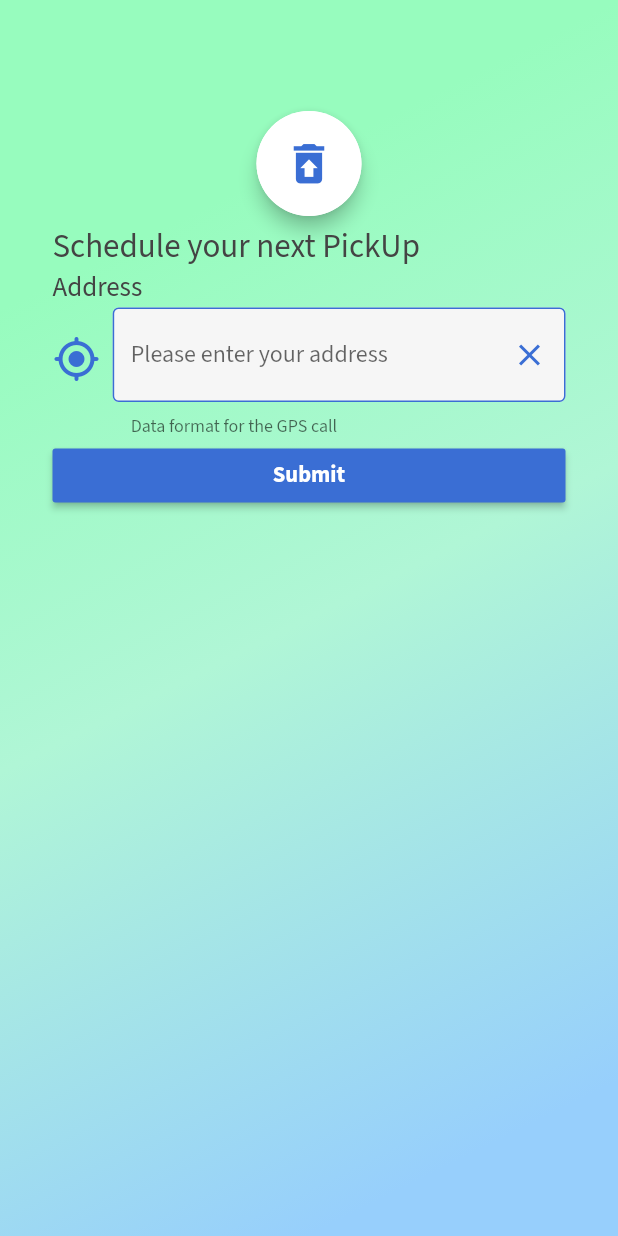
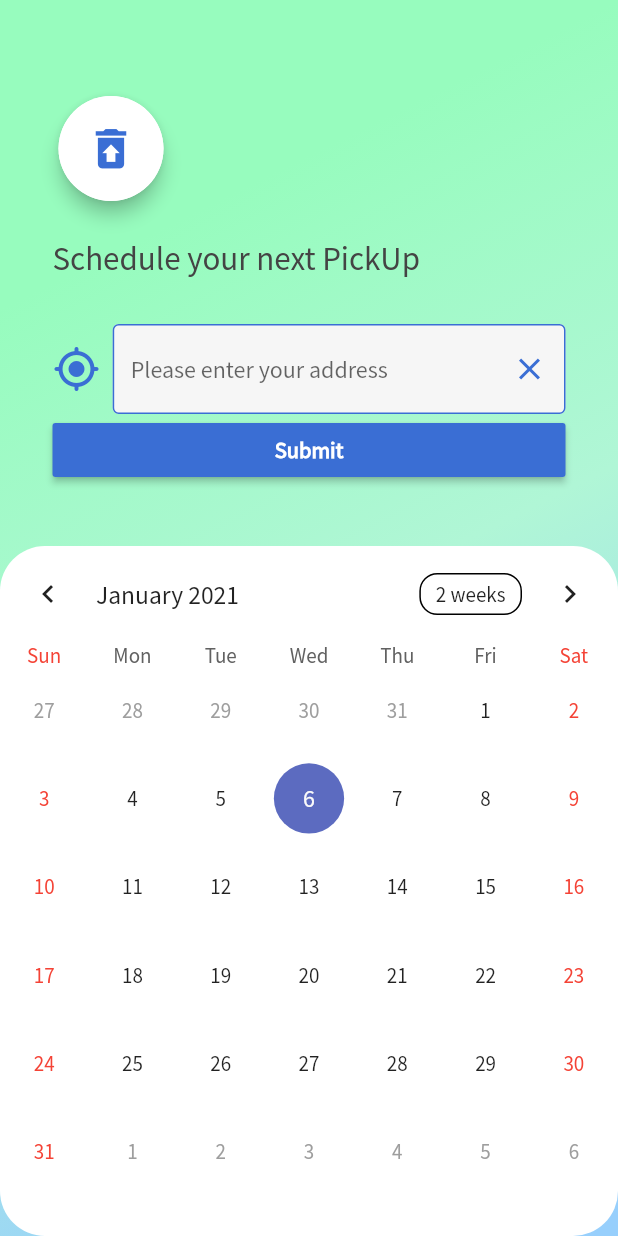
Before and after one commit to EricSchrappe/garbagecan, a Flutter app: the CalendarScreen screen opened by its route, after a tap on the "gps fixed" icon, on a phone screen of 412 x 824 dp. Run offline on Flutter 3.47's test engine with Material 2 defaults, Android fonts, the phone set to English and light mode, and no system bars; drawn by our look-alikes of table_calendar; our stand-ins replace geolocator; missing offline and left inert: geocoder.

Commit message:
Added GPS, address and calendar

```diff
--- a/lib/screens/calendar_screen.dart
+++ b/lib/screens/calendar_screen.dart
@@ -1,4 +1,6 @@
 import 'package:flutter/material.dart';
+import 'package:garbagecan/services/location_data.dart';
+import 'package:table_calendar/table_calendar.dart';
 
 class CalendarScreen extends StatefulWidget {
   @override
@@ -6,7 +8,24 @@ class CalendarScreen extends StatefulWidget {
 }
 
 class _CalendarScreenState extends State<CalendarScreen> {
+  CalendarController _calendarController;
   TextEditingController _textController = TextEditingController();
+
+  String dynHintText = 'Please enter your address';
+  String initValue;
+  LocationData location = LocationData();
+
+  @override
+  void initState() {
+    super.initState();
+    _calendarController = CalendarController();
+  }
+
+  @override
+  void dispose() {
+    _calendarController.dispose();
+    super.dispose();
+  }
 
   @override
   Widget build(BuildContext context) {
@@ -24,10 +43,13 @@ class _CalendarScreenState extends State<CalendarScreen> {
         ),
       ),
       child: Scaffold(
-        body: Padding(
-          padding: EdgeInsets.only(top: 70.0, right: 35.0, left: 35.0),
+        body: Column(
+          children: [
+            Padding(
+              padding: EdgeInsets.only(
+                  top: 60.0, right: 35.0, left: 35.0, bottom: 40.0),
               child: Column(
-            crossAxisAlignment: CrossAxisAlignment.stretch,
+                crossAxisAlignment: CrossAxisAlignment.start,
                 children: [
                   Card(
                     elevation: 5.0,
@@ -42,6 +64,9 @@ class _CalendarScreenState extends State<CalendarScreen> {
                       backgroundColor: Colors.white,
                     ),
                   ),
+                  SizedBox(
+                    height: 20.0,
+                  ),
                   Text(
                     'Schedule your next PickUp',
                     style: TextStyle(
@@ -49,12 +74,8 @@ class _CalendarScreenState extends State<CalendarScreen> {
                       fontSize: 22.0,
                     ),
                   ),
-              Text(
-                'Address',
-                style: TextStyle(
-                  color: Color(0xFF444444),
-                  fontSize: 18.0,
-                ),
+                  SizedBox(
+                    height: 30.0,
                   ),
                   Row(
                     crossAxisAlignment: CrossAxisAlignment.center,
@@ -63,16 +84,19 @@ class _CalendarScreenState extends State<CalendarScreen> {
                         flex: 1,
                         child: GestureDetector(
                           behavior: HitTestBehavior.opaque,
-                      child: Padding(
-                        padding: EdgeInsets.only(bottom: 20.0),
                           child: Icon(
                             Icons.gps_fixed_rounded,
                             color: Color(0xFF3A6ED4),
                             size: 32.0,
                           ),
-                      ),
                           onTap: () {
-                        print('this works');
+                            location
+                                .getAddressForCoordinates()
+                                .then((String address) {
+                              setState(() {
+                                initValue = address;
+                              });
+                            });
                           },
                         ),
                       ),
@@ -81,7 +105,8 @@ class _CalendarScreenState extends State<CalendarScreen> {
                       ),
                       Expanded(
                         flex: 15,
-                    child: TextField(
+                        child: TextFormField(
+                          initialValue: initValue,
                           decoration: InputDecoration(
                             filled: true,
                             fillColor: Color(0xFFF6F6F6),
@@ -95,8 +120,7 @@ class _CalendarScreenState extends State<CalendarScreen> {
                                 color: Color(0xFF3A6ED4),
                               ),
                             ),
-                        hintText: 'Please enter your address',
-                        helperText: 'Data format for the GPS call',
+                            hintText: dynHintText,
                             suffixIcon: IconButton(
                               icon: Icon(
                                 Icons.clear,
@@ -109,7 +133,9 @@ class _CalendarScreenState extends State<CalendarScreen> {
                       ),
                     ],
                   ),
-              RaisedButton(
+                  SizedBox(
+                    width: double.infinity,
+                    child: RaisedButton(
                         child: Text(
                           'Submit',
                           style: TextStyle(
@@ -119,16 +145,24 @@ class _CalendarScreenState extends State<CalendarScreen> {
                         ),
                         color: Color(0xFF3A6ED4),
                         onPressed: () {}),
-              Container(
+                  ),
+                ],
+              ),
+            ),
+            Expanded(
+              child: Container(
                 decoration: BoxDecoration(
                   color: Colors.white,
                   borderRadius: BorderRadius.all(
                     Radius.circular(30.0),
                   ),
                 ),
+                child: TableCalendar(
+                  calendarController: _calendarController,
+                ),
+              ),
             ),
           ],
-          ),
         ),
       ),
     );
--- /dev/null
+++ b/lib/services/location_data.dart
@@ -0,0 +1,23 @@
+import 'package:geolocator/geolocator.dart';
+import 'package:geocoder/geocoder.dart';
+
+class LocationData {
+  double _latitude;
+  double _longitude;
+
+  void getLocation() async {
+    Position position = await Geolocator.getCurrentPosition(
+        desiredAccuracy: LocationAccuracy.high);
+
+    _latitude = position.latitude;
+    _longitude = position.longitude;
+  }
+
+  Future<String> getAddressForCoordinates() async {
+    this.getLocation();
+    final coordinates = Coordinates(_latitude, _longitude);
+    var addresses =
+        await Geocoder.local.findAddressesFromCoordinates(coordinates);
+    return addresses[0].addressLine;
+  }
+}
--- a/pubspec.yaml
+++ b/pubspec.yaml
@@ -16,6 +16,9 @@ dependencies:
   firebase_core: ^0.5.3
   firebase_auth: ^0.18.4+1
   cloud_firestore: ^0.14.4
+  geolocator: ^6.1.13
+  geocoder: ^0.2.1
+  table_calendar: ^2.3.3
 
 
 
```
Also changed, not shown: fonts/SourceSansPro-Regular.ttf (renamed from lib/fonts/SourceSansPro-Regular.ttf), pubspec.lock, 3 other files. Lines whose indentation alone changed are shown as unchanged.
